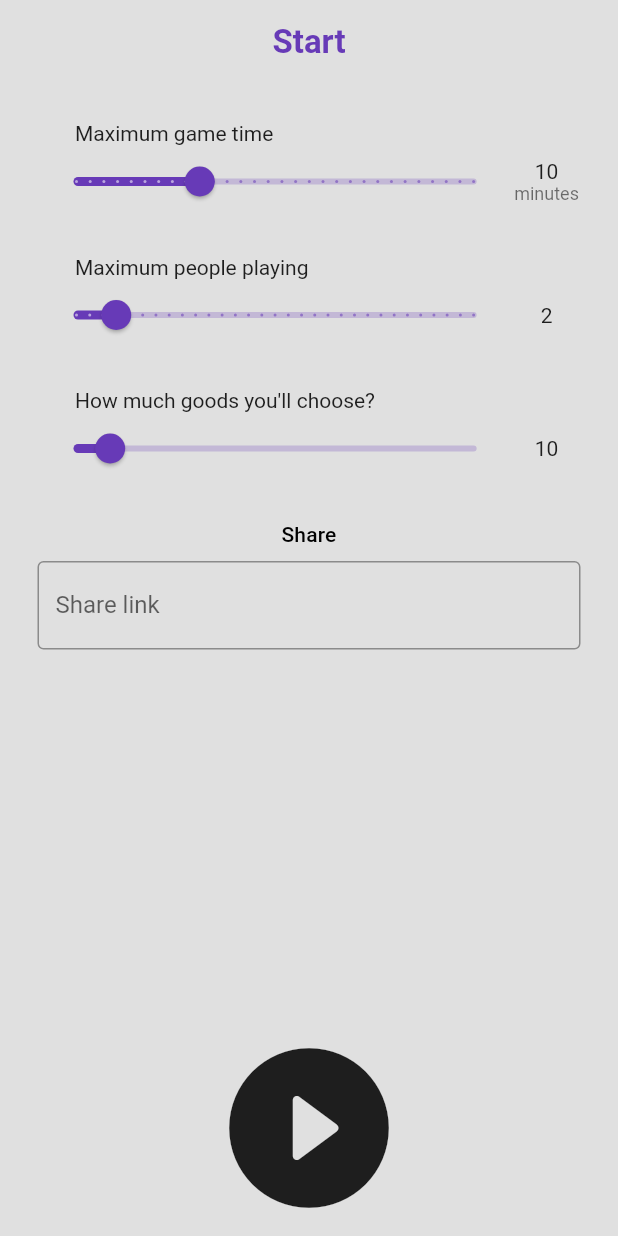
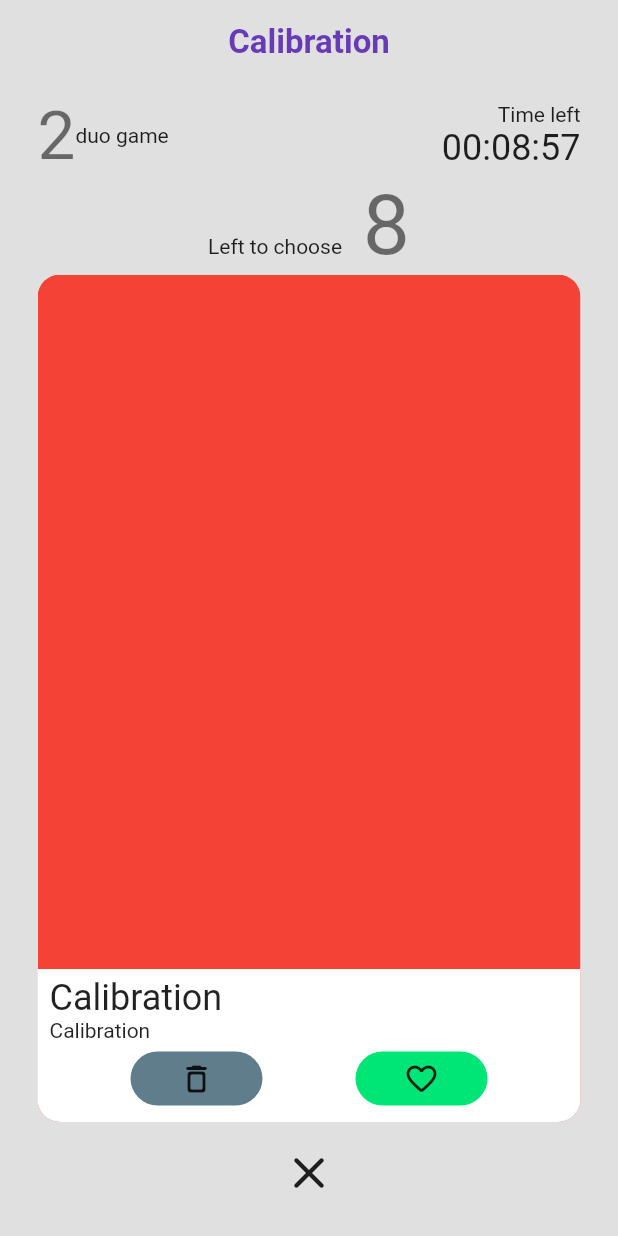
Before and after one commit to flamebrier/calibration-front, a Flutter app: the StartPage screen opened directly, after a tap on "Женщинам", after a tap on "Save", after a tap on the "play circle filled" icon, on a phone screen of 412 x 824 dp. Run offline on Flutter 3.47's test engine with Material 2 defaults, Android fonts, the phone set to English and light mode, and no system bars.

Commit message:
Launch game page

```diff
--- a/lib/l10n/intl_en.arb
+++ b/lib/l10n/intl_en.arb
@@ -21,6 +21,9 @@
     "startGoodsCounter": "How much goods you'll choose?",
     "startLinkInfo": "Share link",
 
+    "launchTimeLeft": "Time left",
+    "launchChooseLeft": "Left to choose",
+
 
     "profileTitle": "Profile",
 
@@ -29,5 +32,11 @@
     "minutes1": "minute",
     "minutes2": "minutes",
     "minutes3": "minutes",
-    "minutes5": "minutes"
+    "minutes5": "minutes",
+
+    "peopleIn0": "people in game",
+    "peopleIn1": "solo game",
+    "peopleIn2": "duo game",
+    "peopleIn3": "people in game",
+    "peopleIn5": "people in game"
 }
--- a/lib/l10n/intl_ru.arb
+++ b/lib/l10n/intl_ru.arb
@@ -19,6 +19,9 @@
     "startGoodsCounter": "Сколько нужно выбрать товаров?",
     "startLinkInfo": "Ссылка для отправки",
 
+    "launchTimeLeft": "Осталось",
+    "launchChooseLeft": "Ещё выбрать",
+
     "profileTitle": "Профиль"
 
 
@@ -26,5 +29,11 @@
     "minutes1": "минута",
     "minutes2": "минуты",
     "minutes3": "минуты",
-    "minutes5": "минут"
+    "minutes5": "минут",
+
+    "peopleIn0": "человек играет",
+    "peopleIn1": "человек играет",
+    "peopleIn2": "человека играют",
+    "peopleIn3": "человека играют",
+    "peopleIn5": "человек играют",
 }
--- /dev/null
+++ b/lib/pages/start/game.dart
@@ -0,0 +1,136 @@
+import 'dart:async';
+
+import 'package:calibration/pages/start/start_settings.dart';
+import 'package:flutter/material.dart';
+import 'package:calibration/generated/l10n.dart';
+import 'package:intl/intl.dart';
+
+import '../../styles.dart';
+
+class GameView extends StatefulWidget {
+  final StartSettings settings;
+
+  const GameView({Key key, @required this.settings}) : super(key: key);
+  @override
+  _GameViewState createState() => _GameViewState();
+}
+
+class _GameViewState extends State<GameView> {
+  /// заглушка
+  int _peopleIn = 2;
+
+  Duration _timeLeft = const Duration(minutes: 8, seconds: 57);
+  int _chooseLeft = 8;
+
+  format(Duration d) => d.toString().split('.').first.padLeft(8, "0");
+
+  @override
+  Widget build(BuildContext context) {
+    if (widget.settings == null) {
+      return Container();
+    }
+    return Scaffold(
+      appBar: AppBar(
+        title: Text(S.of(context).title),
+        automaticallyImplyLeading: false,
+      ),
+      body: Padding(
+        padding: const EdgeInsets.symmetric(horizontal: 25.0, vertical: 8),
+        child: Column(children: [
+          Row(crossAxisAlignment: CrossAxisAlignment.center, children: [
+            Text(
+              _peopleIn.toString(),
+              style: Theme.of(context).textTheme.headline3,
+            ),
+            Text(Intl.plural(_peopleIn,
+                zero: S.of(context).peopleIn0,
+                one: S.of(context).peopleIn1,
+                two: S.of(context).peopleIn2,
+                few: S.of(context).peopleIn3,
+                many: S.of(context).peopleIn5,
+                other: S.of(context).peopleIn5)),
+            Spacer(),
+            Column(crossAxisAlignment: CrossAxisAlignment.end, children: [
+              Text(S.of(context).launchTimeLeft),
+              Text(
+                format(_timeLeft),
+                style: Theme.of(context).textTheme.headline5,
+              )
+            ])
+          ]),
+          Text.rich(TextSpan(text: S.of(context).launchChooseLeft, children: [
+            TextSpan(
+                text: " " + _chooseLeft.toString(),
+                style: Theme.of(context).textTheme.headline2)
+          ])),
+          Expanded(
+            child: ClipRRect(
+              borderRadius: BorderRadius.all(Radius.circular(15)),
+              child: Stack(
+                alignment: Alignment.bottomCenter,
+                children: <Widget>[
+                  SingleChildScrollView(
+                    child: Container(
+                      width: MediaQuery.of(context).size.width,
+                      height: 600,
+                      color: Colors.red,
+                    ),
+                  ),
+                  Container(
+                    color: Styles.brightColor,
+                    padding: EdgeInsets.symmetric(vertical: 5),
+                    child: Column(
+                      mainAxisSize: MainAxisSize.min,
+                      crossAxisAlignment: CrossAxisAlignment.start,
+                      children: [
+                        Container(
+                          padding: EdgeInsets.symmetric(horizontal: 8),
+                          child: Column(
+                            crossAxisAlignment: CrossAxisAlignment.start,
+                            children: [
+                            Text(
+                              S.of(context).title,
+                              style: Theme.of(context).textTheme.headline5,
+                            ),
+                            Text(
+                              S.of(context).title,
+                              style: Theme.of(context).textTheme.bodyText2,
+                            )
+                          ])),
+                        Row(
+                          mainAxisAlignment: MainAxisAlignment.spaceEvenly,
+                          children: <Widget>[
+                            RaisedButton(
+                              elevation: 0,
+                              color: Colors.blueGrey,
+                              child: Icon(Icons.delete_outline_rounded),
+                              onPressed: () {},
+                            ),
+                            RaisedButton(
+                              elevation: 0,
+                              color: Colors.greenAccent.shade400,
+                              child: Icon(Icons.favorite_outline_rounded),
+                              onPressed: () {},
+                            ),
+                          ],
+                        ),
+                      ],
+                    ),
+                  ),
+                ],
+              ),
+            ),
+          ),
+          Padding(
+              padding: EdgeInsets.all(8.0),
+              child: IconButton(
+                icon: Icon(Icons.close_rounded),
+                onPressed: () {},
+                iconSize: 36,
+                splashRadius: 28,
+              ))
+        ]),
+      ),
+    );
+  }
+}
--- a/lib/pages/start/start.dart
+++ b/lib/pages/start/start.dart
@@ -1,5 +1,6 @@
 import 'package:calibration/pages/start/categories.dart';
 import 'package:calibration/pages/start/choose_start_settings.dart';
+import 'package:calibration/pages/start/game.dart';
 import 'package:calibration/pages/start/start_settings.dart';
 import 'package:calibration/generated/l10n.dart';
 import 'package:flutter/material.dart';
@@ -55,7 +56,8 @@ class _StartPageState extends State<StartPage>
         }
       },
       launch: (settings) {
-
+        Navigator.of(context).push(MaterialPageRoute(
+            builder: (context) => GameView(settings: _settings)));
       },
     );
   }
--- a/lib/styles.dart
+++ b/lib/styles.dart
@@ -6,6 +6,7 @@ class Styles {
   static Color backgroundColor = Colors.grey.shade300;
   static Color primaryColor = Colors.deepPurple;
   static Color actionColor = Colors.grey.shade900;
+  static Color brightColor = Colors.white;
 
   static final ThemeData mainTheme = ThemeData(
       brightness: Brightness.light,
@@ -20,5 +21,11 @@ class Styles {
               headline6: TextStyle(
                   color: primaryColor,
                   fontSize: 22,
-                  fontWeight: FontWeight.w600))));
+                  fontWeight: FontWeight.w600))),
+      textTheme: TextTheme(button: TextStyle(color: brightColor)),
+      buttonTheme: ButtonThemeData(
+        buttonColor: Colors.deepPurpleAccent.shade100,
+        shape: RoundedRectangleBorder(
+            borderRadius: BorderRadius.all(Radius.circular(21))),
+      ));
 }
```
Also changed, not shown: lib/generated/l10n.dart.
